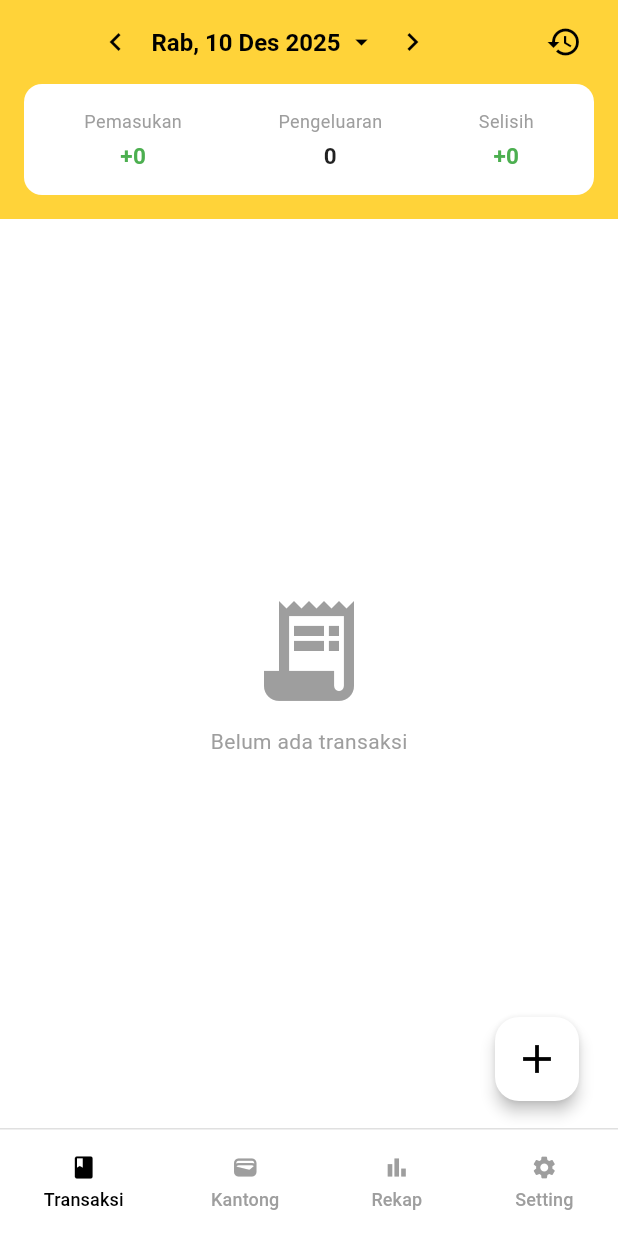
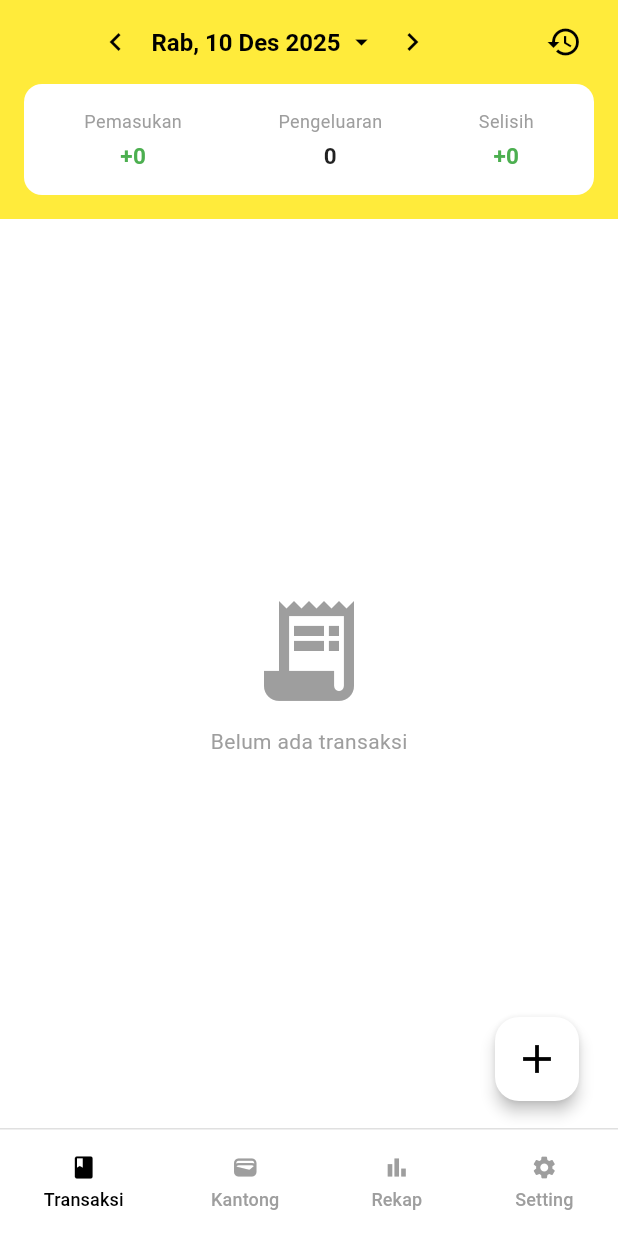
Before and after one commit to yaya7807-ai/mobile-kelompok-09, a Flutter app: the TransactionScreen screen opened directly, on a phone screen of 412 x 824 dp. Run offline on Flutter 3.47's test engine with Material 3 defaults, Android fonts, the phone set to English and light mode, and no system bars; our stand-ins replace cloud_firestore, firebase_auth, firebase_core, fl_chart, flutter_svg; accounts and stored records are empty.

Commit message:
perubahan minor pada transaction screen

```diff
--- a/mydompet/lib/screens/transaction_screen.dart
+++ b/mydompet/lib/screens/transaction_screen.dart
@@ -106,7 +106,7 @@ class _TransactionScreenState extends State<TransactionScreen>
       builder: (context, child) => Theme(
         data: Theme.of(context).copyWith(
           colorScheme: const ColorScheme.light(
-            primary: Color(0xFFFFD339),
+            primary: Color.fromARGB(255, 255, 235, 59),
             onPrimary: Colors.black,
             onSurface: Colors.black,
           ),
@@ -254,7 +254,7 @@ class _TransactionScreenState extends State<TransactionScreen>
         Scaffold(
           backgroundColor: const Color(0xFFF5F5F5),
           appBar: AppBar(
-            backgroundColor: const Color(0xFFFFD339),
+            backgroundColor: const Color.fromARGB(255, 255, 235, 59),
             elevation: 0,
             centerTitle: true,
             automaticallyImplyLeading: false,
@@ -332,7 +332,7 @@ class _TransactionScreenState extends State<TransactionScreen>
                 return Column(
                   children: [
                     Container(
-                      color: const Color(0xFFFFD339),
+                      color: const Color.fromARGB(255, 255, 235, 59),
                       padding: const EdgeInsets.fromLTRB(16, 0, 16, 16),
                       child: Container(
                         padding: const EdgeInsets.symmetric(
```
